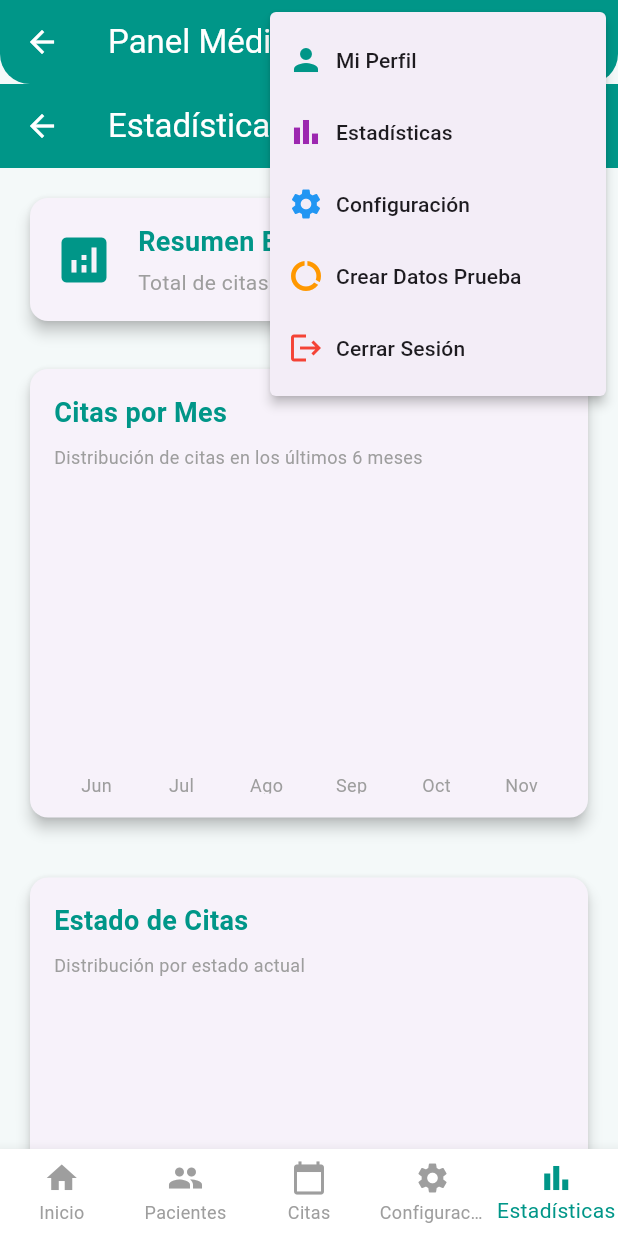
After one commit to marianalarag/doctor_appointment_app, a Flutter app: the DoctorHomePage screen opened directly, item 5 of the bottom bar chosen, after a tap on the "more vert" icon, on a phone screen of 412 x 824 dp. The commit adds this screen. Run offline on Flutter 3.47's test engine with Material 3 defaults, Android fonts, the phone set to English and light mode, and no system bars; drawn by our look-alikes of fl_chart; our stand-ins replace bloc, cloud_firestore, firebase_auth, firebase_core, flutter_bloc; accounts and stored records are empty.

Commit message:
Gráficas Interactivas para Dashboard Médico

```diff
--- a/lib/doctor_home_page.dart
+++ b/lib/doctor_home_page.dart
@@ -1,4 +1,3 @@
-// doctor_home_page.dart - VERSIÓN CORREGIDA Y MEJORADA
 import 'package:flutter/material.dart';
 import 'package:firebase_auth/firebase_auth.dart';
 import 'package:cloud_firestore/cloud_firestore.dart';
@@ -6,6 +5,8 @@ import 'firebase_service.dart';
 import 'profile_page.dart';
 import 'settings_page.dart';
 import 'login_page.dart';
+import 'messages_page.dart';
+import 'graphics_page.dart';
 
 class DoctorHomePage extends StatefulWidget {
   const DoctorHomePage({super.key});
@@ -29,7 +30,8 @@ class _DoctorHomePageState extends State<DoctorHomePage> {
       _buildDoctorHomeContent(),
       _buildPacientesPage(),
       _buildCitasPage(),
-      const SettingsPage(), // Configuración en lugar del Dashboard
+      const SettingsPage(),
+      const GraphicsPage()
     ];
   }
 
@@ -74,12 +76,32 @@ class _DoctorHomePageState extends State<DoctorHomePage> {
               ),
             ),
             const PopupMenuItem(
+              value: 'graphics',
+              child: Row(
+                children: [
+                  Icon(Icons.bar_chart, color: Colors.purple),
+                  SizedBox(width: 8),
+                  Text('Estadísticas'),
+                ],
+              ),
+            ),
+            const PopupMenuItem(
               value: 'settings',
               child: Row(
                 children: [
                   Icon(Icons.settings, color: Colors.blue),
                   SizedBox(width: 8),
                   Text('Configuración'),
+                ],
+              ),
+            ),
+            const PopupMenuItem(
+              value: 'test_data',
+              child: Row(
+                children: [
+                  Icon(Icons.data_usage, color: Colors.orange),
+                  SizedBox(width: 8),
+                  Text('Crear Datos Prueba'),
                 ],
               ),
             ),
@@ -125,6 +147,10 @@ class _DoctorHomePageState extends State<DoctorHomePage> {
           icon: Icon(Icons.settings),
           label: "Configuración",
         ),
+        BottomNavigationBarItem(
+          icon: Icon(Icons.bar_chart),
+          label: "Estadísticas",
+        ),
       ],
     );
   }
@@ -137,12 +163,121 @@ class _DoctorHomePageState extends State<DoctorHomePage> {
           MaterialPageRoute(builder: (_) => const ProfilePage()),
         );
         break;
+      case 'graphics':
+        setState(() => _currentIndex = 4);
+        break;
       case 'settings':
         setState(() => _currentIndex = 3);
+        break;
+      case 'test_data':
+        _mostrarDialogoDatosPrueba();
         break;
       case 'logout':
         _cerrarSesion();
         break;
+    }
+  }
+
+  void _mostrarDialogoDatosPrueba() {
+    showDialog(
+      context: context,
+      builder: (context) => AlertDialog(
+        title: const Text('Datos de Prueba'),
+        content: const Text('¿Quieres crear datos de prueba para las gráficas?'),
+        actions: [
+          TextButton(
+            onPressed: () => Navigator.pop(context),
+            child: const Text('Cancelar'),
+          ),
+          TextButton(
+            onPressed: () {
+              Navigator.pop(context);
+              _agregarCitasDePrueba();
+            },
+            child: const Text('Crear Datos'),
+          ),
+        ],
+      ),
+    );
+  }
+
+  Future<void> _agregarCitasDePrueba() async {
+    try {
+      final user = _user;
+      if (user == null) return;
+
+      final pacientesSnapshot = await FirebaseFirestore.instance
+          .collection('usuarios')
+          .where('role', isEqualTo: 'patient')
+          .limit(3)
+          .get();
+
+      if (pacientesSnapshot.docs.isEmpty) {
+        ScaffoldMessenger.of(context).showSnackBar(
+          const SnackBar(
+            content: Text('No hay pacientes. Crea algunos pacientes primero.'),
+            backgroundColor: Colors.orange,
+          ),
+        );
+        return;
+      }
+
+      final pacientes = pacientesSnapshot.docs;
+      final ahora = DateTime.now();
+
+      for (int i = 0; i < 15; i++) {
+        final pacienteIndex = i % pacientes.length;
+        final paciente = pacientes[pacienteIndex];
+        final pacienteData = paciente.data();
+
+        final mesesAtras = i % 6;
+        final diasVariacion = i % 30;
+        final fecha = DateTime(ahora.year, ahora.month - mesesAtras, 1 + diasVariacion);
+
+        final estados = ['pendiente', 'confirmada', 'completada', 'cancelada'];
+        final estado = estados[i % estados.length];
+
+        final horas = ['09:00', '10:30', '14:00', '16:30', '18:00'];
+        final hora = horas[i % horas.length];
+
+        final motivos = [
+          'Consulta general',
+          'Control rutinario',
+          'Seguimiento tratamiento',
+          'Revisión de resultados',
+          'Consulta especializada'
+        ];
+        final motivo = motivos[i % motivos.length];
+
+        await FirebaseFirestore.instance.collection('citas').add({
+          'medico_id': user.uid,
+          'paciente_id': paciente.id,
+          'paciente_nombre': pacienteData['nombre'] ?? 'Paciente ${i + 1}',
+          'paciente_email': pacienteData['email'] ?? 'paciente${i + 1}@ejemplo.com',
+          'paciente_telefono': pacienteData['telefono'] ?? '555-000${i + 1}',
+          'fecha': Timestamp.fromDate(fecha),
+          'hora': hora,
+          'motivo': motivo,
+          'estado': estado,
+          'observaciones': 'Cita de prueba generada automáticamente',
+          'created_at': FieldValue.serverTimestamp(),
+        });
+      }
+
+      ScaffoldMessenger.of(context).showSnackBar(
+        const SnackBar(
+          content: Text('15 citas de prueba creadas exitosamente'),
+          backgroundColor: Colors.green,
+        ),
+      );
+
+    } catch (e) {
+      ScaffoldMessenger.of(context).showSnackBar(
+        SnackBar(
+          content: Text('Error al crear citas: $e'),
+          backgroundColor: Colors.red,
+        ),
+      );
     }
   }
 
@@ -187,7 +322,6 @@ class _DoctorHomePageState extends State<DoctorHomePage> {
     );
   }
 
-  // ========== PÁGINA DE INICIO DEL MÉDICO ==========
   Widget _buildDoctorHomeContent() {
     return SingleChildScrollView(
       padding: const EdgeInsets.all(16),
@@ -195,6 +329,21 @@ class _DoctorHomePageState extends State<DoctorHomePage> {
         crossAxisAlignment: CrossAxisAlignment.start,
         children: [
           _buildDoctorHeader(),
+          const SizedBox(height: 20),
+
+          Card(
+            elevation: 3,
+            child: ListTile(
+              leading: const Icon(Icons.bar_chart, color: Colors.teal),
+              title: const Text('Estadísticas y Gráficas'),
+              subtitle: const Text('Ver análisis visual de tus citas'),
+              trailing: const Icon(Icons.arrow_forward_ios, size: 16),
+              onTap: () {
+                setState(() => _currentIndex = 4);
+              },
+            ),
+          ),
+
           const SizedBox(height: 20),
           _buildEstadisticasRapidas(),
           const SizedBox(height: 20),
@@ -292,7 +441,7 @@ class _DoctorHomePageState extends State<DoctorHomePage> {
           crossAxisCount: 2,
           crossAxisSpacing: 10,
           mainAxisSpacing: 10,
-          childAspectRatio: 1.3, // Más compacto
+          childAspectRatio: 1.3,
           children: [
             _buildStatCard(
               'Citas Hoy',
@@ -331,23 +480,23 @@ class _DoctorHomePageState extends State<DoctorHomePage> {
         borderRadius: BorderRadius.circular(12),
       ),
       child: Padding(
-        padding: const EdgeInsets.all(12), // Más compacto
+        padding: const EdgeInsets.all(12),
         child: Column(
           mainAxisAlignment: MainAxisAlignment.center,
           children: [
             Container(
-              padding: const EdgeInsets.all(6), // Más pequeño
+              padding: const EdgeInsets.all(6),
               decoration: BoxDecoration(
                 color: color.withOpacity(0.1),
                 shape: BoxShape.circle,
               ),
-              child: Icon(icon, size: 20, color: color), // Ícono más pequeño
+              child: Icon(icon, size: 20, color: color),
             ),
             const SizedBox(height: 6),
             Text(
               value,
               style: const TextStyle(
-                fontSize: 16, // Texto más pequeño
+                fontSize: 16,
                 fontWeight: FontWeight.bold,
                 color: Colors.teal,
               ),
@@ -356,7 +505,7 @@ class _DoctorHomePageState extends State<DoctorHomePage> {
             Text(
               title,
               style: const TextStyle(
-                fontSize: 10, // Texto más pequeño
+                fontSize: 10,
                 color: Colors.grey,
                 fontWeight: FontWeight.w500,
               ),
@@ -490,7 +639,6 @@ class _DoctorHomePageState extends State<DoctorHomePage> {
     );
   }
 
-  // ========== PÁGINA DE PACIENTES ==========
   Widget _buildPacientesPage() {
     return Padding(
       padding: const EdgeInsets.all(16),
@@ -622,7 +770,6 @@ class _DoctorHomePageState extends State<DoctorHomePage> {
     );
   }
 
-  // ========== PÁGINA DE CITAS ==========
   Widget _buildCitasPage() {
     return Padding(
       padding: const EdgeInsets.all(16),
@@ -754,7 +901,6 @@ class _DoctorHomePageState extends State<DoctorHomePage> {
     );
   }
 
-  // ========== MÉTODOS AUXILIARES ==========
   Widget _buildEmptyState(String title, String subtitle, IconData icon, {double height = 150}) {
     return Container(
       height: height,
--- /dev/null
+++ b/lib/graphics_page.dart
@@ -0,0 +1,420 @@
+import 'package:flutter/material.dart';
+import 'package:cloud_firestore/cloud_firestore.dart';
+import 'package:firebase_auth/firebase_auth.dart';
+import 'package:fl_chart/fl_chart.dart';
+
+class GraphicsPage extends StatefulWidget {
+  const GraphicsPage({super.key});
+
+  @override
+  State<GraphicsPage> createState() => _GraphicsPageState();
+}
+
+class _GraphicsPageState extends State<GraphicsPage> {
+  final FirebaseFirestore _firestore = FirebaseFirestore.instance;
+  final FirebaseAuth _auth = FirebaseAuth.instance;
+
+  List<Map<String, dynamic>> _citasData = [];
+  bool _isLoading = true;
+  String _errorMessage = '';
+
+  @override
+  void initState() {
+    super.initState();
+    _loadCitasData();
+  }
+
+  Future<void> _loadCitasData() async {
+    try {
+      final user = _auth.currentUser;
+      if (user == null) return;
+
+      final querySnapshot = await _firestore
+          .collection('citas')
+          .where('medico_id', isEqualTo: user.uid)
+          .get();
+
+      final citas = querySnapshot.docs.map((doc) {
+        final data = doc.data();
+        return {
+          'id': doc.id,
+          ...data,
+          'fecha': (data['fecha'] as Timestamp).toDate(),
+        };
+      }).toList();
+
+      setState(() {
+        _citasData = citas;
+        _isLoading = false;
+      });
+    } catch (e) {
+      setState(() {
+        _errorMessage = 'Error al cargar datos: $e';
+        _isLoading = false;
+      });
+    }
+  }
+
+  // Datos para gráfica de citas por mes
+  List<BarChartGroupData> _getCitasPorMes() {
+    final ahora = DateTime.now();
+    final Map<int, int> citasPorMes = {};
+
+    // Inicializar últimos 6 meses
+    for (int i = 5; i >= 0; i--) {
+      final mes = DateTime(ahora.year, ahora.month - i, 1);
+      citasPorMes[mes.month] = 0;
+    }
+
+    // Contar citas por mes
+    for (final cita in _citasData) {
+      final fecha = cita['fecha'] as DateTime;
+      final mes = fecha.month;
+      if (citasPorMes.containsKey(mes)) {
+        citasPorMes[mes] = citasPorMes[mes]! + 1;
+      }
+    }
+
+    return citasPorMes.entries.map((entry) {
+      return BarChartGroupData(
+        x: entry.key,
+        barRods: [
+          BarChartRodData(
+            toY: entry.value.toDouble(),
+            color: _getColorPorMes(entry.key),
+            width: 16,
+            borderRadius: BorderRadius.circular(4),
+          ),
+        ],
+      );
+    }).toList();
+  }
+
+  // Datos para gráfica de estado de citas
+  PieChartSectionData _getSeccionEstado(String estado, int count, Color color) {
+    return PieChartSectionData(
+      color: color,
+      value: count.toDouble(),
+      title: '$count',
+      radius: 60,
+      titleStyle: const TextStyle(
+        fontSize: 14,
+        fontWeight: FontWeight.bold,
+        color: Colors.white,
+      ),
+    );
+  }
+
+  List<PieChartSectionData> _getCitasPorEstado() {
+    final Map<String, int> conteoEstados = {
+      'pendiente': 0,
+      'confirmada': 0,
+      'completada': 0,
+      'cancelada': 0,
+    };
+
+    for (final cita in _citasData) {
+      final estado = cita['estado']?.toString().toLowerCase() ?? 'pendiente';
+      if (conteoEstados.containsKey(estado)) {
+        conteoEstados[estado] = conteoEstados[estado]! + 1;
+      }
+    }
+
+    return [
+      _getSeccionEstado('Pendiente', conteoEstados['pendiente']!, Colors.orange),
+      _getSeccionEstado('Confirmada', conteoEstados['confirmada']!, Colors.blue),
+      _getSeccionEstado('Completada', conteoEstados['completada']!, Colors.green),
+      _getSeccionEstado('Cancelada', conteoEstados['cancelada']!, Colors.red),
+    ];
+  }
+
+  Color _getColorPorMes(int mes) {
+    final colors = [
+      Colors.blue.shade400,
+      Colors.green.shade400,
+      Colors.orange.shade400,
+      Colors.purple.shade400,
+      Colors.red.shade400,
+      Colors.teal.shade400,
+    ];
+    return colors[mes % colors.length];
+  }
+
+  String _getNombreMes(int mes) {
+    final meses = ['Ene', 'Feb', 'Mar', 'Abr', 'May', 'Jun', 'Jul', 'Ago', 'Sep', 'Oct', 'Nov', 'Dic'];
+    return meses[mes - 1];
+  }
+
+  @override
+  Widget build(BuildContext context) {
+    return Scaffold(
+      appBar: AppBar(
+        title: const Text('Estadísticas Médicas'),
+        backgroundColor: Colors.teal,
+        foregroundColor: Colors.white,
+        actions: [
+          IconButton(
+            icon: const Icon(Icons.refresh),
+            onPressed: _loadCitasData,
+          ),
+        ],
+      ),
+      body: _isLoading
+          ? _buildLoadingState()
+          : _errorMessage.isNotEmpty
+          ? _buildErrorState()
+          : _buildGraphicsContent(),
+    );
+  }
+
+  Widget _buildLoadingState() {
+    return const Center(
+      child: Column(
+        mainAxisAlignment: MainAxisAlignment.center,
+        children: [
+          CircularProgressIndicator(color: Colors.teal),
+          SizedBox(height: 16),
+          Text('Cargando estadísticas...'),
+        ],
+      ),
+    );
+  }
+
+  Widget _buildErrorState() {
+    return Center(
+      child: Column(
+        mainAxisAlignment: MainAxisAlignment.center,
+        children: [
+          const Icon(Icons.error_outline, size: 64, color: Colors.red),
+          const SizedBox(height: 16),
+          Text(
+            _errorMessage,
+            textAlign: TextAlign.center,
+            style: const TextStyle(fontSize: 16, color: Colors.red),
+          ),
+          const SizedBox(height: 16),
+          ElevatedButton(
+            onPressed: _loadCitasData,
+            child: const Text('Reintentar'),
+          ),
+        ],
+      ),
+    );
+  }
+
+  Widget _buildGraphicsContent() {
+    return SingleChildScrollView(
+      padding: const EdgeInsets.all(16),
+      child: Column(
+        crossAxisAlignment: CrossAxisAlignment.start,
+        children: [
+          _buildInfoCard(),
+          const SizedBox(height: 24),
+          _buildCitasPorMesChart(),
+          const SizedBox(height: 32),
+          _buildCitasPorEstadoChart(),
+          const SizedBox(height: 24),
+          _buildLeyendaEstados(),
+        ],
+      ),
+    );
+  }
+
+  Widget _buildInfoCard() {
+    return Card(
+      elevation: 4,
+      child: Padding(
+        padding: const EdgeInsets.all(16),
+        child: Row(
+          children: [
+            const Icon(Icons.analytics, size: 40, color: Colors.teal),
+            const SizedBox(width: 16),
+            Expanded(
+              child: Column(
+                crossAxisAlignment: CrossAxisAlignment.start,
+                children: [
+                  const Text(
+                    'Resumen Estadístico',
+                    style: TextStyle(
+                      fontSize: 18,
+                      fontWeight: FontWeight.bold,
+                      color: Colors.teal,
+                    ),
+                  ),
+                  const SizedBox(height: 4),
+                  Text(
+                    'Total de citas analizadas: ${_citasData.length}',
+                    style: const TextStyle(color: Colors.grey),
+                  ),
+                ],
+              ),
+            ),
+          ],
+        ),
+      ),
+    );
+  }
+
+  Widget _buildCitasPorMesChart() {
+    final barGroups = _getCitasPorMes();
+
+    return Card(
+      elevation: 4,
+      child: Padding(
+        padding: const EdgeInsets.all(16),
+        child: Column(
+          crossAxisAlignment: CrossAxisAlignment.start,
+          children: [
+            const Text(
+              'Citas por Mes',
+              style: TextStyle(
+                fontSize: 18,
+                fontWeight: FontWeight.bold,
+                color: Colors.teal,
+              ),
+            ),
+            const SizedBox(height: 8),
+            const Text(
+              'Distribución de citas en los últimos 6 meses',
+              style: TextStyle(color: Colors.grey, fontSize: 12),
+            ),
+            const SizedBox(height: 16),
+            SizedBox(
+              height: 200,
+              child: BarChart(
+                BarChartData(
+                  alignment: BarChartAlignment.spaceAround,
+                  barGroups: barGroups,
+                  borderData: FlBorderData(show: false),
+                  gridData: const FlGridData(show: false),
+                  titlesData: FlTitlesData(
+                    bottomTitles: AxisTitles(
+                      sideTitles: SideTitles(
+                        showTitles: true,
+                        getTitlesWidget: (value, meta) {
+                          return Padding(
+                            padding: const EdgeInsets.only(top: 8.0),
+                            child: Text(
+                              _getNombreMes(value.toInt()),
+                              style: const TextStyle(
+                                fontSize: 12,
+                                color: Colors.grey,
+                              ),
+                            ),
+                          );
+                        },
+                      ),
+                    ),
+                    leftTitles: const AxisTitles(
+                      sideTitles: SideTitles(showTitles: false),
+                    ),
+                    topTitles: const AxisTitles(
+                      sideTitles: SideTitles(showTitles: false),
+                    ),
+                    rightTitles: const AxisTitles(
+                      sideTitles: SideTitles(showTitles: false),
+                    ),
+                  ),
+                ),
+              ),
+            ),
+          ],
+        ),
+      ),
+    );
+  }
+
+  Widget _buildCitasPorEstadoChart() {
+    final sections = _getCitasPorEstado();
+
+    return Card(
+      elevation: 4,
+      child: Padding(
+        padding: const EdgeInsets.all(16),
+        child: Column(
+          crossAxisAlignment: CrossAxisAlignment.start,
+          children: [
+            const Text(
+              'Estado de Citas',
+              style: TextStyle(
+                fontSize: 18,
+                fontWeight: FontWeight.bold,
+                color: Colors.teal,
+              ),
+            ),
+            const SizedBox(height: 8),
+            const Text(
+              'Distribución por estado actual',
+              style: TextStyle(color: Colors.grey, fontSize: 12),
+            ),
+            const SizedBox(height: 16),
+            SizedBox(
+              height: 200,
+              child: Row(
+                children: [
+                  Expanded(
+                    flex: 2,
+                    child: PieChart(
+                      PieChartData(
+                        sections: sections,
+                        centerSpaceRadius: 40,
+                        sectionsSpace: 4,
+                      ),
+                    ),
+                  ),
+                ],
+              ),
+            ),
+          ],
+        ),
+      ),
+    );
+  }
+
+  Widget _buildLeyendaEstados() {
+    return Card(
+      elevation: 2,
+      child: Padding(
+        padding: const EdgeInsets.all(16),
+        child: Column(
+          crossAxisAlignment: CrossAxisAlignment.start,
+          children: [
+            const Text(
+              'Leyenda de Estados',
+              style: TextStyle(
+                fontSize: 16,
+                fontWeight: FontWeight.bold,
+                color: Colors.teal,
+              ),
+            ),
+            const SizedBox(height: 12),
+            _buildLeyendaItem('Pendiente', Colors.orange),
+            _buildLeyendaItem('Confirmada', Colors.blue),
+            _buildLeyendaItem('Completada', Colors.green),
+            _buildLeyendaItem('Cancelada', Colors.red),
+          ],
+        ),
+      ),
+    );
+  }
+
+  Widget _buildLeyendaItem(String texto, Color color) {
+    return Padding(
+      padding: const EdgeInsets.symmetric(vertical: 4),
+      child: Row(
+        children: [
+          Container(
+            width: 16,
+            height: 16,
+            decoration: BoxDecoration(
+              color: color,
+              shape: BoxShape.circle,
+            ),
+          ),
+          const SizedBox(width: 8),
+          Text(texto),
+        ],
+      ),
+    );
+  }
+}
--- a/lib/messages_page.dart
+++ b/lib/messages_page.dart
@@ -1,5 +1,5 @@
-// messages_page.dart - VERSIÓN COMPLETA CON FUNCIONALIDADES
 import 'package:flutter/material.dart';
+import 'doctor_home_page.dart';
 
 class MessagesPage extends StatefulWidget {
   const MessagesPage({super.key});
--- a/pubspec.yaml
+++ b/pubspec.yaml
@@ -35,6 +35,7 @@ dependencies:
   cloud_firestore: ^5.5.2
   flutter_bloc: ^8.1.3
   bloc: ^8.1.2
+  fl_chart: ^0.66.2
 
   # The following adds the Cupertino Icons font to your application.
   # Use with the CupertinoIcons class for iOS style icons.
```
Also changed, not shown: pubspec.lock.
